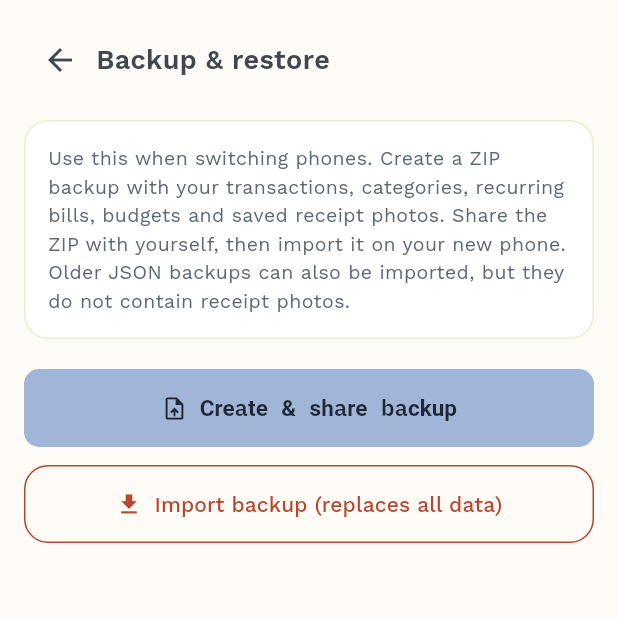
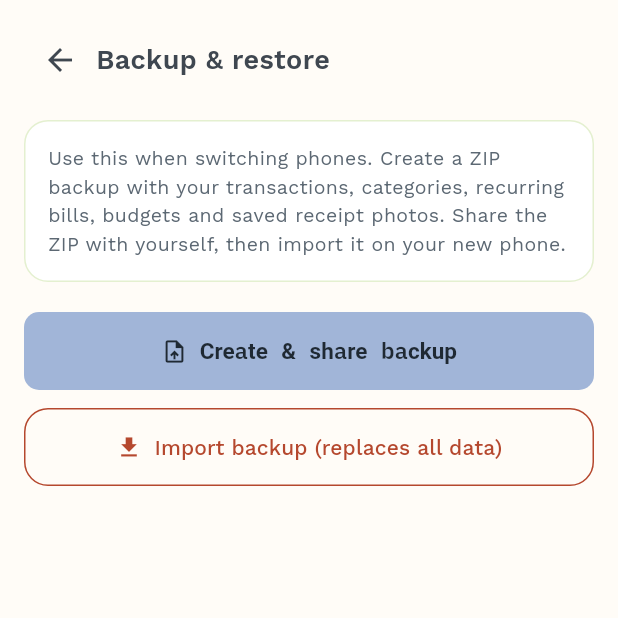
Before and after one commit to wynnteo/byelui, a Flutter app: the BackupScreen screen opened directly, on a phone screen of 412 x 824 dp, the top half of it. Run offline on Flutter 3.47's test engine with Material 3 defaults, Android fonts, the phone set to English and light mode, and no system bars; our stand-ins replace csv, file_picker, fl_chart, flutter_local_notifications, flutter_secure_storage, google_fonts and 9 more; missing offline and left inert: excel; accounts and stored records are empty; network calls fail.

Commit message:
ux: simplify billing navigation, dates and backup copy

```diff
--- a/lib/i18n/strings_en.dart
+++ b/lib/i18n/strings_en.dart
@@ -643,7 +643,7 @@ class EnStrings extends AppStrings {
   String get backupRestore => "Backup & restore";
 
   @override
-  String get backupInfo => "Use this when switching phones. Create a ZIP backup with your transactions, categories, recurring bills, budgets and saved receipt photos. Share the ZIP with yourself, then import it on your new phone. Older JSON backups can also be imported, but they do not contain receipt photos.";
+  String get backupInfo => "Use this when switching phones. Create a ZIP backup with your transactions, categories, recurring bills, budgets and saved receipt photos. Share the ZIP with yourself, then import it on your new phone.";
 
   @override
   String get createShareBackup => "Create & share backup";
```
